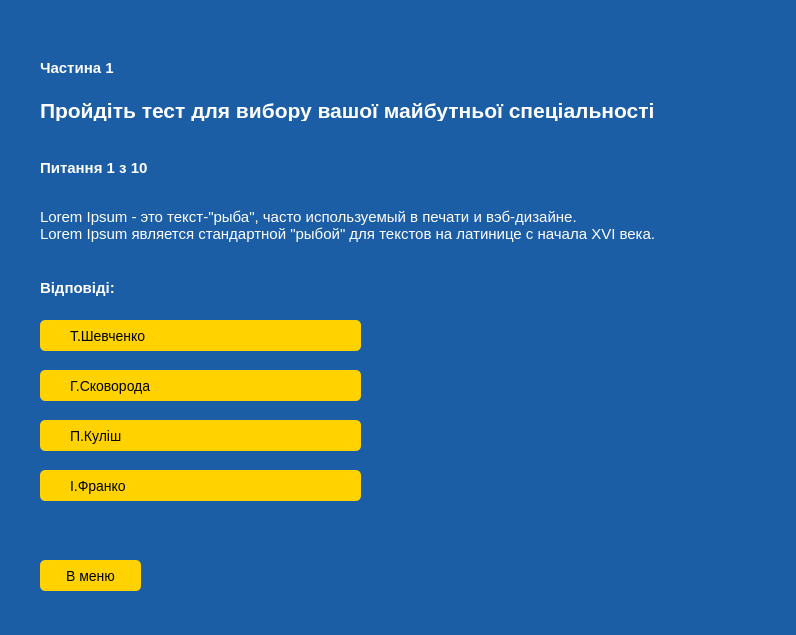
First picture: the form in testwindow.ui, repository admiralbub/oop_course_2020, before the edit.
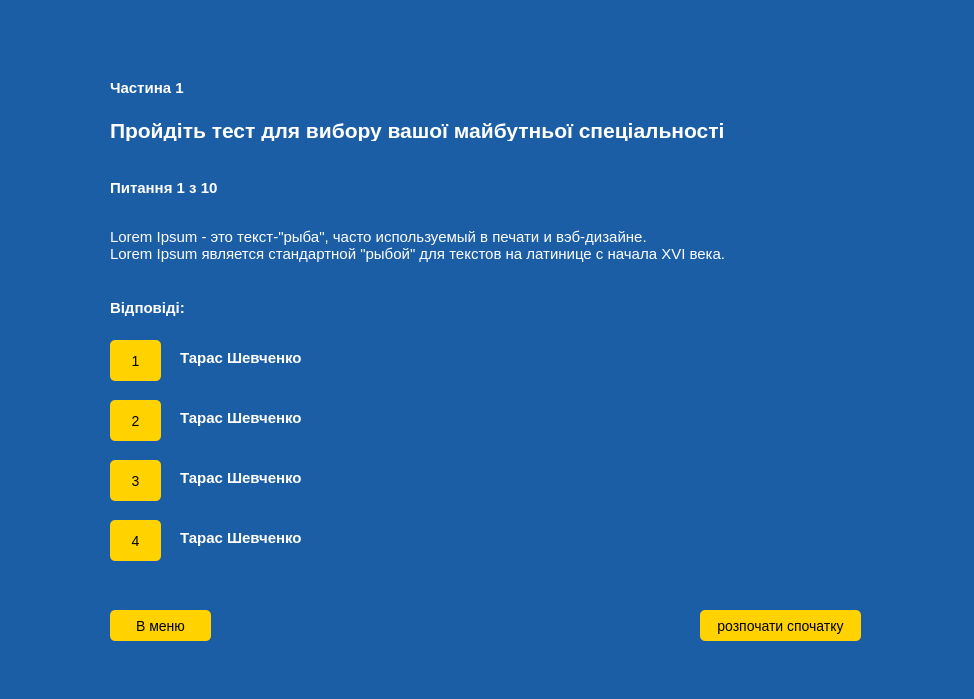
Second picture: the form after the edit.

Commit message: Edit style button for replies

Diff of the .ui file:
```diff
--- a/testwindow.ui
+++ b/testwindow.ui
@@ -6,8 +6,8 @@
    <rect>
     <x>0</x>
     <y>0</y>
-    <width>796</width>
-    <height>635</height>
+    <width>974</width>
+    <height>699</height>
    </rect>
   </property>
   <property name="windowTitle">
@@ -21,8 +21,8 @@
    <widget class="QPushButton" name="pushButton">
     <property name="geometry">
      <rect>
-      <x>40</x>
-      <y>560</y>
+      <x>110</x>
+      <y>610</y>
       <width>101</width>
       <height>31</height>
      </rect>
@@ -47,10 +47,10 @@
    <widget class="QPushButton" name="pushButton_2">
     <property name="geometry">
      <rect>
-      <x>40</x>
-      <y>320</y>
-      <width>321</width>
-      <height>31</height>
+      <x>110</x>
+      <y>340</y>
+      <width>51</width>
+      <height>41</height>
      </rect>
     </property>
     <property name="styleSheet">
@@ -59,9 +59,7 @@
    border-radius:5px;
    background:#FFD200;
    font-size:14px;
-   padding-left:30px;
    cursor:pointer;
-   text-align:left;
 }
 #pushButton_2:hover {
 	 background:#fff;
@@ -70,14 +68,14 @@
 }</string>
     </property>
     <property name="text">
-     <string>Т.Шевченко</string>
+     <string>1</string>
     </property>
    </widget>
    <widget class="QLabel" name="label">
     <property name="geometry">
      <rect>
-      <x>40</x>
-      <y>100</y>
+      <x>110</x>
+      <y>120</y>
       <width>661</width>
       <height>21</height>
      </rect>
@@ -93,8 +91,8 @@
    <widget class="QLabel" name="label_2">
     <property name="geometry">
      <rect>
-      <x>40</x>
-      <y>160</y>
+      <x>110</x>
+      <y>180</y>
       <width>121</width>
       <height>16</height>
      </rect>
@@ -110,14 +108,15 @@
    <widget class="QLabel" name="label_3">
     <property name="geometry">
      <rect>
-      <x>40</x>
-      <y>200</y>
+      <x>110</x>
+      <y>220</y>
       <width>641</width>
       <height>51</height>
      </rect>
     </property>
     <property name="styleSheet">
-     <string notr="true">font-size:14px;</string>
+     <string notr="true">font-size:14px;
+line-height:20px;</string>
     </property>
     <property name="text">
      <string>&lt;html&gt;&lt;head/&gt;&lt;body&gt;&lt;p&gt;&lt;span style=&quot; font-size:11pt;&quot;&gt;Lorem Ipsum - это текст-&amp;quot;рыба&amp;quot;, часто используемый в печати и вэб-дизайне.&lt;br&gt; Lorem Ipsum является стандартной &amp;quot;рыбой&amp;quot; для текстов на латинице с начала XVI века.&lt;/span&gt;&lt;/p&gt;&lt;/body&gt;&lt;/html&gt;</string>
@@ -126,8 +125,8 @@
    <widget class="QLabel" name="label_4">
     <property name="geometry">
      <rect>
-      <x>40</x>
-      <y>280</y>
+      <x>110</x>
+      <y>300</y>
       <width>91</width>
       <height>16</height>
      </rect>
@@ -143,8 +142,8 @@
    <widget class="QLabel" name="label_pic">
     <property name="geometry">
      <rect>
-      <x>390</x>
-      <y>280</y>
+      <x>550</x>
+      <y>330</y>
       <width>301</width>
       <height>241</height>
      </rect>
@@ -156,8 +155,8 @@
    <widget class="QLabel" name="label_5">
     <property name="geometry">
      <rect>
-      <x>40</x>
-      <y>60</y>
+      <x>110</x>
+      <y>80</y>
       <width>121</width>
       <height>16</height>
      </rect>
@@ -173,10 +172,10 @@
    <widget class="QPushButton" name="pushButton_3">
     <property name="geometry">
      <rect>
-      <x>40</x>
-      <y>370</y>
-      <width>321</width>
-      <height>31</height>
+      <x>110</x>
+      <y>400</y>
+      <width>51</width>
+      <height>41</height>
      </rect>
     </property>
     <property name="styleSheet">
@@ -185,9 +184,7 @@
    border-radius:5px;
    background:#FFD200;
    font-size:14px;
-   padding-left:30px;
    cursor:pointer;
-   text-align:left;
 }
 #pushButton_3:hover {
 	 background:#fff;
@@ -196,16 +193,16 @@
 }</string>
     </property>
     <property name="text">
-     <string>Г.Сковорода</string>
+     <string>2</string>
     </property>
    </widget>
    <widget class="QPushButton" name="pushButton_4">
     <property name="geometry">
      <rect>
-      <x>40</x>
-      <y>420</y>
-      <width>321</width>
-      <height>31</height>
+      <x>110</x>
+      <y>460</y>
+      <width>51</width>
+      <height>41</height>
      </rect>
     </property>
     <property name="styleSheet">
@@ -214,9 +211,7 @@
    border-radius:5px;
    background:#FFD200;
    font-size:14px;
-   padding-left:30px;
    cursor:pointer;
-   text-align:left;
 }
 #pushButton_4:hover {
 	 background:#fff;
@@ -225,16 +220,16 @@
 }</string>
     </property>
     <property name="text">
-     <string>П.Куліш</string>
+     <string>3</string>
     </property>
    </widget>
    <widget class="QPushButton" name="pushButton_5">
     <property name="geometry">
      <rect>
-      <x>40</x>
-      <y>470</y>
-      <width>321</width>
-      <height>31</height>
+      <x>110</x>
+      <y>520</y>
+      <width>51</width>
+      <height>41</height>
      </rect>
     </property>
     <property name="styleSheet">
@@ -243,9 +238,7 @@
    border-radius:5px;
    background:#FFD200;
    font-size:14px;
-   padding-left:30px;
    cursor:pointer;
-   text-align:left;
 }
 #pushButton_5:hover {
 	 background:#fff;
@@ -254,7 +247,101 @@
 }</string>
     </property>
     <property name="text">
-     <string>І.Франко</string>
+     <string>4</string>
+    </property>
+   </widget>
+   <widget class="QLabel" name="label_6">
+    <property name="geometry">
+     <rect>
+      <x>180</x>
+      <y>350</y>
+      <width>141</width>
+      <height>16</height>
+     </rect>
+    </property>
+    <property name="styleSheet">
+     <string notr="true">font-size:15px;
+font-weight:700;</string>
+    </property>
+    <property name="text">
+     <string>Тарас Шевченко</string>
+    </property>
+   </widget>
+   <widget class="QLabel" name="label_7">
+    <property name="geometry">
+     <rect>
+      <x>180</x>
+      <y>410</y>
+      <width>141</width>
+      <height>16</height>
+     </rect>
+    </property>
+    <property name="styleSheet">
+     <string notr="true">font-size:15px;
+font-weight:600;</string>
+    </property>
+    <property name="text">
+     <string>Тарас Шевченко</string>
+    </property>
+   </widget>
+   <widget class="QLabel" name="label_8">
+    <property name="geometry">
+     <rect>
+      <x>180</x>
+      <y>470</y>
+      <width>141</width>
+      <height>16</height>
+     </rect>
+    </property>
+    <property name="styleSheet">
+     <string notr="true">font-size:15px;
+font-weight:600;</string>
+    </property>
+    <property name="text">
+     <string>Тарас Шевченко</string>
+    </property>
+   </widget>
+   <widget class="QLabel" name="label_9">
+    <property name="geometry">
+     <rect>
+      <x>180</x>
+      <y>530</y>
+      <width>141</width>
+      <height>16</height>
+     </rect>
+    </property>
+    <property name="styleSheet">
+     <string notr="true">font-weight:600;
+font-size:15px;</string>
+    </property>
+    <property name="text">
+     <string>Тарас Шевченко</string>
+    </property>
+   </widget>
+   <widget class="QPushButton" name="pushButton_6">
+    <property name="geometry">
+     <rect>
+      <x>700</x>
+      <y>610</y>
+      <width>161</width>
+      <height>31</height>
+     </rect>
+    </property>
+    <property name="styleSheet">
+     <string notr="true">#pushButton_6 {
+   color:#000;
+   border-radius:5px;
+   background:#FFD200;
+   font-size:14px;
+   cursor:pointer;
+}
+#pushButton_6:hover {
+	 background:#fff;
+     cursor:pointer;
+}</string>
+    </property>
+    <property name="text">
+     <string>розпочати спочатку</string>
     </property>
    </widget>
   </widget>
```
Left out of the diff: 6 changed lines with no effect on the pictures. The commit also changes 5 other files.
